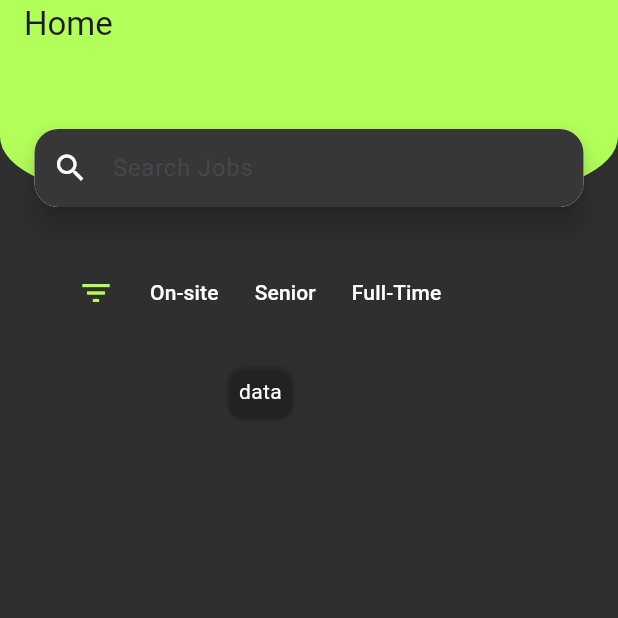
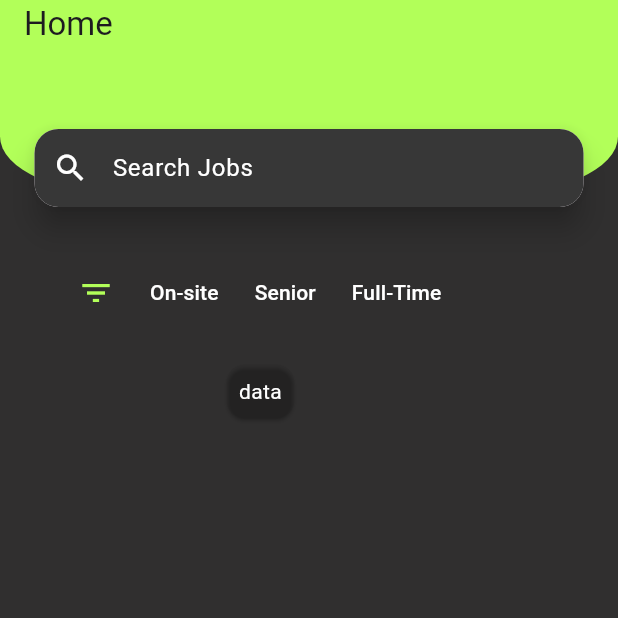
Before and after one commit to isru24/Ketari, a Flutter app: the screen it shows after launch, on a phone screen of 412 x 824 dp, the top half of it. Run offline on Flutter 3.47's test engine with Material 3 defaults, Android fonts, the phone set to English and light mode, and no system bars; our stand-ins replace device_preview, get, google_fonts.

Commit message:
modified:   Ketari-Front/ketari/lib/pages/home.dart

```diff
--- a/Ketari-Front/ketari/lib/pages/home.dart
+++ b/Ketari-Front/ketari/lib/pages/home.dart
@@ -33,6 +33,7 @@ class _HomeState extends State<Home> {
                   borderRadius: BorderRadius.circular(16),
                   child: TextField(
                     decoration: InputDecoration(
+                      hintStyle: TextStyle(color: Colors.white),
                       hintText: 'Search Jobs',
                       prefixIcon: Icon(Icons.search, color: Colors.white),
                       filled: true,
```
